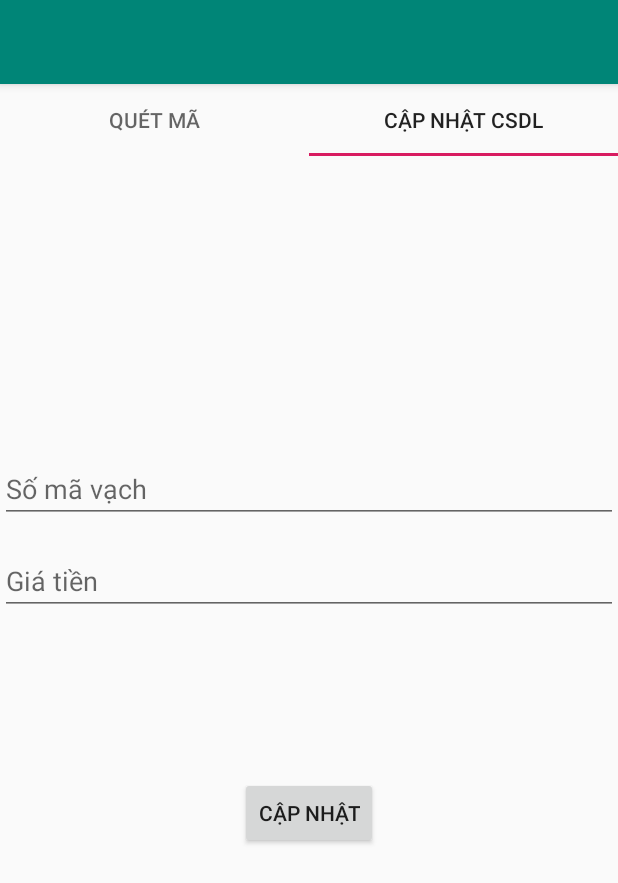
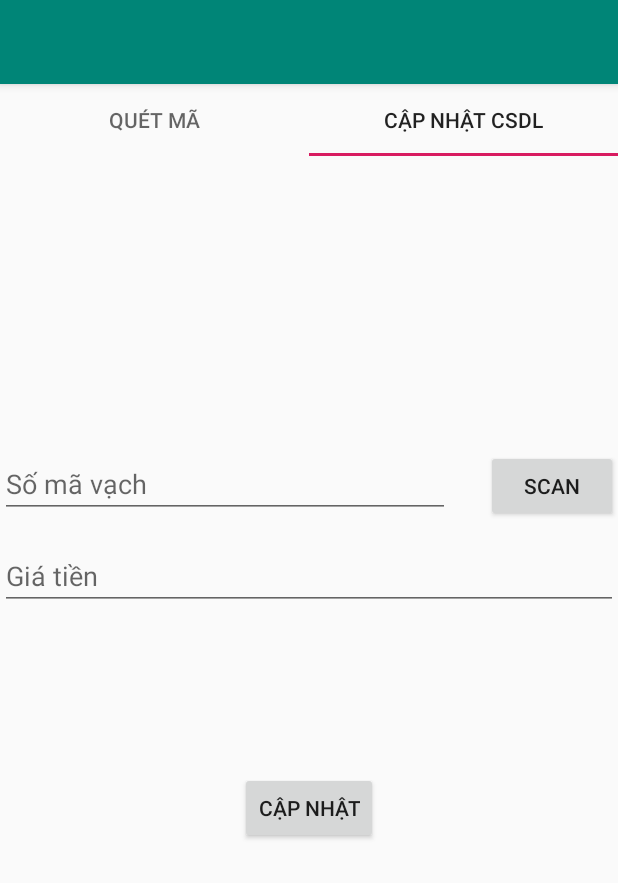
Before and after one commit to dainghia-tran/ScanBarcode, an Android app: the screen it shows after launch (MainActivity), tab 2 chosen, on a phone screen of 412 x 824 dp. Shown: the top 883 px of the screen. Run offline under Robolectric (Android 15) with nearby library versions, the phone set to English and light mode, and no system bars; libraries missing offline, so code that uses them is left out: com.google.zxing.integration; 2 statements that could not run were skipped.

Commit message:
Add new "Scan" button in order to set barcode to input field easier

```diff
--- a/app/src/main/java/com/kennen/scanbarcode/ScanFragment.java
+++ b/app/src/main/java/com/kennen/scanbarcode/ScanFragment.java
@@ -17,7 +17,6 @@ import com.google.zxing.integration.android.IntentResult;
 
 import java.text.NumberFormat;
 import java.util.Locale;
-import java.util.PrimitiveIterator;
 
 import static com.kennen.scanbarcode.MainActivity.intentIntegrator;
 import static com.kennen.scanbarcode.MainActivity.myDB;
@@ -32,14 +31,14 @@ public class ScanFragment extends Fragment
     public View onCreateView(@NonNull LayoutInflater inflater, @Nullable ViewGroup container, @Nullable Bundle savedInstanceState)
     {
         rootView = inflater.inflate(R.layout.scan_frag, container, false);
-        scanButton = (Button) rootView.findViewById(R.id.btn_scan);
+        scanButton = rootView.findViewById(R.id.btn_scan);
         intentIntegrator = IntentIntegrator.forSupportFragment(ScanFragment.this);
         scanButton.setOnClickListener(new View.OnClickListener()
         {
             @Override
             public void onClick(View v)
             {
-                intentIntegrator.setPrompt("Scan a barcode");
+                intentIntegrator.setPrompt("Đưa mã vào vạch đỏ");
                 intentIntegrator.initiateScan();
             }
         });
--- a/app/src/main/java/com/kennen/scanbarcode/UpdateDBFragment.java
+++ b/app/src/main/java/com/kennen/scanbarcode/UpdateDBFragment.java
@@ -1,5 +1,6 @@
 package com.kennen.scanbarcode;
 
+import android.content.Intent;
 import android.os.Bundle;
 import android.view.LayoutInflater;
 import android.view.View;
@@ -12,14 +13,16 @@ import androidx.annotation.NonNull;
 import androidx.annotation.Nullable;
 import androidx.fragment.app.Fragment;
 
-import java.sql.BatchUpdateException;
+import com.google.zxing.integration.android.IntentIntegrator;
+import com.google.zxing.integration.android.IntentResult;
 
 import static com.kennen.scanbarcode.MainActivity.myDB;
 
 public class UpdateDBFragment extends Fragment
 {
+    private IntentIntegrator tempIntentInt;
     private View rootView;
-    private Button updateDB;
+    private Button updateDB, scanToInput;
     private EditText barCode, price;
 
     @Nullable
@@ -27,9 +30,21 @@ public class UpdateDBFragment extends Fragment
     public View onCreateView(@NonNull LayoutInflater inflater, @Nullable ViewGroup container, @Nullable Bundle savedInstanceState)
     {
         rootView = inflater.inflate(R.layout.update_frag, container, false);
-        updateDB = (Button)rootView.findViewById(R.id.btn_update);
-        barCode = (EditText)rootView.findViewById(R.id.et_code);
-        price = (EditText) rootView.findViewById(R.id.et_price);
+        updateDB = rootView.findViewById(R.id.btn_update);
+        scanToInput = rootView.findViewById(R.id.btn_scanToInput);
+        barCode = rootView.findViewById(R.id.et_code);
+        price = rootView.findViewById(R.id.et_price);
+        tempIntentInt = IntentIntegrator.forSupportFragment(UpdateDBFragment.this);
+
+        scanToInput.setOnClickListener(new View.OnClickListener()
+        {
+            @Override
+            public void onClick(View v)
+            {
+                tempIntentInt.setPrompt("Đưa mã vào vạch đỏ");
+                tempIntentInt.initiateScan();
+            }
+        });
 
         updateDB.setOnClickListener(new View.OnClickListener()
         {
@@ -56,4 +71,22 @@ public class UpdateDBFragment extends Fragment
 
         return rootView;
     }
+
+    public void onActivityResult(int requestCode, int resultCode, Intent data)
+    {
+        IntentResult result = IntentIntegrator.parseActivityResult(requestCode, resultCode, data);
+        if (result != null)
+        {
+            if (result.getContents() == null)
+            {
+                Toast.makeText(getContext(), "Đã hủy quét mã", Toast.LENGTH_LONG).show();
+            } else
+            {
+                barCode.setText(result.getContents());
+            }
+        } else
+        {
+            super.onActivityResult(requestCode, resultCode, data);
+        }
+    }
 }
--- a/app/src/main/res/layout/scan_frag.xml
+++ b/app/src/main/res/layout/scan_frag.xml
@@ -1,10 +1,10 @@
 <?xml version="1.0" encoding="utf-8"?>
 <androidx.constraintlayout.widget.ConstraintLayout xmlns:android="http://schemas.android.com/apk/res/android"
         xmlns:app="http://schemas.android.com/apk/res-auto"
-        xmlns:tools="http://schemas.android.com/tools"
         android:layout_width="match_parent"
         android:layout_height="match_parent"
         android:forceDarkAllowed="true"
+        android:id="@+id/scan_fragment"
         android:orientation="vertical">
 
     <Button
--- a/app/src/main/res/layout/update_frag.xml
+++ b/app/src/main/res/layout/update_frag.xml
@@ -1,22 +1,22 @@
 <?xml version="1.0" encoding="utf-8"?>
 <androidx.constraintlayout.widget.ConstraintLayout xmlns:android="http://schemas.android.com/apk/res/android"
         xmlns:app="http://schemas.android.com/apk/res-auto"
-        xmlns:tools="http://schemas.android.com/tools"
         android:layout_width="match_parent"
         android:layout_height="match_parent"
+        android:id="@+id/update_fragment"
         android:forceDarkAllowed="true"
         android:orientation="vertical">
 
     <EditText
             android:id="@+id/et_code"
-            android:layout_width="0dp"
+            android:layout_width="300dp"
             android:layout_height="wrap_content"
-            android:layout_gravity="center_horizontal"
-            android:layout_marginTop="199dp"
+            android:layout_marginTop="196dp"
             android:ems="10"
             android:hint="Số mã vạch"
             android:inputType="number"
             app:layout_constraintEnd_toEndOf="parent"
+            app:layout_constraintHorizontal_bias="0.0"
             app:layout_constraintStart_toStartOf="parent"
             app:layout_constraintTop_toTopOf="parent" />
 
@@ -43,4 +43,18 @@
             app:layout_constraintStart_toStartOf="parent"
             app:layout_constraintTop_toBottomOf="@+id/et_price" />
 
+    <Button
+            android:id="@+id/btn_scanToInput"
+            android:layout_width="wrap_content"
+            android:layout_height="wrap_content"
+            android:layout_marginStart="8dp"
+            android:layout_marginBottom="13dp"
+            android:text="Scan"
+            app:layout_constraintBottom_toTopOf="@+id/et_price"
+            app:layout_constraintEnd_toEndOf="parent"
+            app:layout_constraintHorizontal_bias="1.0"
+            app:layout_constraintStart_toEndOf="@+id/et_code"
+            app:layout_constraintTop_toTopOf="@+id/et_code"
+            app:layout_constraintVertical_bias="0.0" />
+
 </androidx.constraintlayout.widget.ConstraintLayout>
```
